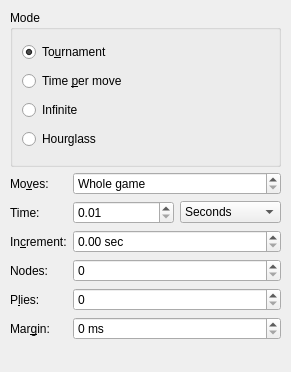
The window that projects/gui/ui/timecontrolwidget.ui (cutechess/cutechess) describes before a commit, drawn with Qt 5.
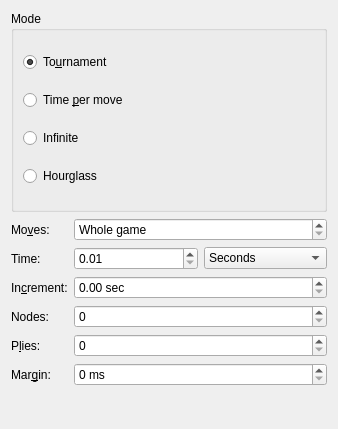
The same window after the commit.

Diff of the .ui file:
```diff
--- a/projects/gui/ui/timecontrolwidget.ui
+++ b/projects/gui/ui/timecontrolwidget.ui
@@ -6,22 +6,16 @@
    <rect>
     <x>0</x>
     <y>0</y>
-    <width>291</width>
-    <height>372</height>
+    <width>338</width>
+    <height>429</height>
    </rect>
   </property>
   <property name="windowTitle">
    <string>Form</string>
   </property>
+  <layout class="QVBoxLayout" name="verticalLayout">
+   <item>
   <widget class="QGroupBox" name="m_groupBox">
-   <property name="geometry">
-    <rect>
-     <x>10</x>
-     <y>10</y>
-     <width>271</width>
-     <height>157</height>
-    </rect>
-   </property>
    <property name="autoFillBackground">
     <bool>false</bool>
    </property>
@@ -80,15 +74,8 @@
     </item>
    </layout>
   </widget>
-  <widget class="QWidget" name="layoutWidget">
-   <property name="geometry">
-    <rect>
-     <x>10</x>
-     <y>172</y>
-     <width>271</width>
-     <height>190</height>
-    </rect>
-   </property>
+   </item>
+   <item>
    <layout class="QFormLayout" name="formLayout">
     <property name="fieldGrowthPolicy">
      <enum>QFormLayout::AllNonFixedFieldsGrow</enum>
@@ -261,7 +248,8 @@
      </widget>
     </item>
    </layout>
-  </widget>
+   </item>
+  </layout>
  </widget>
  <resources/>
  <connections/>
```
Lines whose indentation alone changed are shown as unchanged.
